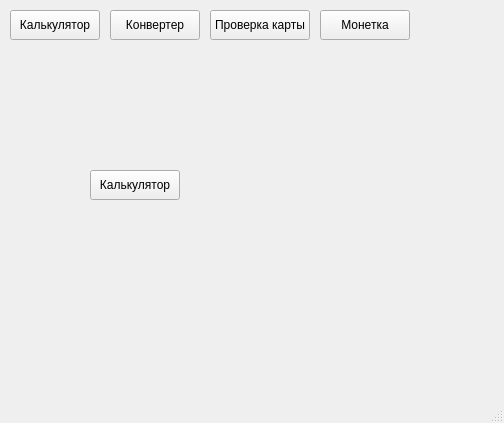
Above: untitled.ui from acidmikk/yaxProject before the change. Below: the same form after it.
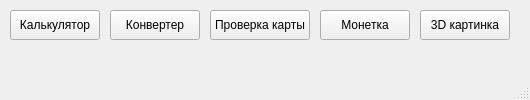
That is the form after the change.

Commit message: Создана панель инструментов.

```diff
--- a/untitled.ui
+++ b/untitled.ui
@@ -6,8 +6,8 @@
    <rect>
     <x>0</x>
     <y>0</y>
-    <width>504</width>
-    <height>423</height>
+    <width>530</width>
+    <height>100</height>
    </rect>
   </property>
   <property name="windowTitle">
@@ -69,14 +69,14 @@
    <widget class="QPushButton" name="pushButton_5">
     <property name="geometry">
      <rect>
-      <x>90</x>
-      <y>170</y>
+      <x>420</x>
+      <y>10</y>
       <width>90</width>
       <height>30</height>
      </rect>
     </property>
     <property name="text">
-     <string>Калькулятор</string>
+     <string>3D картинка</string>
     </property>
    </widget>
   </widget>
```
Left out of the diff: 4 changed lines with no effect on the pictures.
